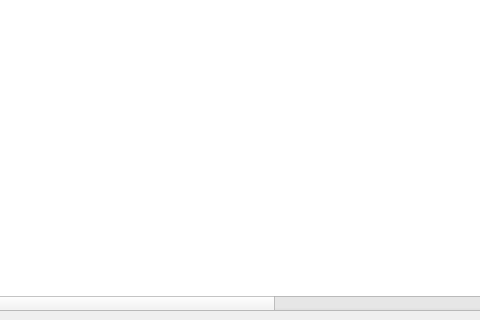
Before: the Qt Designer form ui/statistics_doctor_achievement.ui in picacat/pymedical, drawn with Qt 5; both pictures show x 283 to 763 and y 545 to 865 of the 1114 by 865 pixel window.
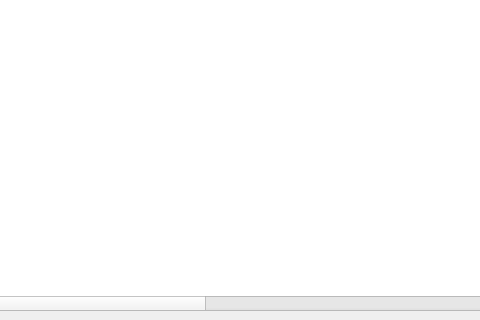
After: the same form once the commit is applied. Icons and pictures are not drawn.

Diff of the .ui file:
```diff
--- a/ui/statistics_doctor_achievement.ui
+++ b/ui/statistics_doctor_achievement.ui
@@ -272,6 +272,21 @@
                 <string>抽成金</string>
                </property>
               </column>
+              <column>
+               <property name="text">
+                <string>美顏針</string>
+               </property>
+              </column>
+              <column>
+               <property name="text">
+                <string>抽成率</string>
+               </property>
+              </column>
+              <column>
+               <property name="text">
+                <string>抽成金</string>
+               </property>
+              </column>
               <column>
                <property name="text">
                 <string>抽成總計</string>
```
